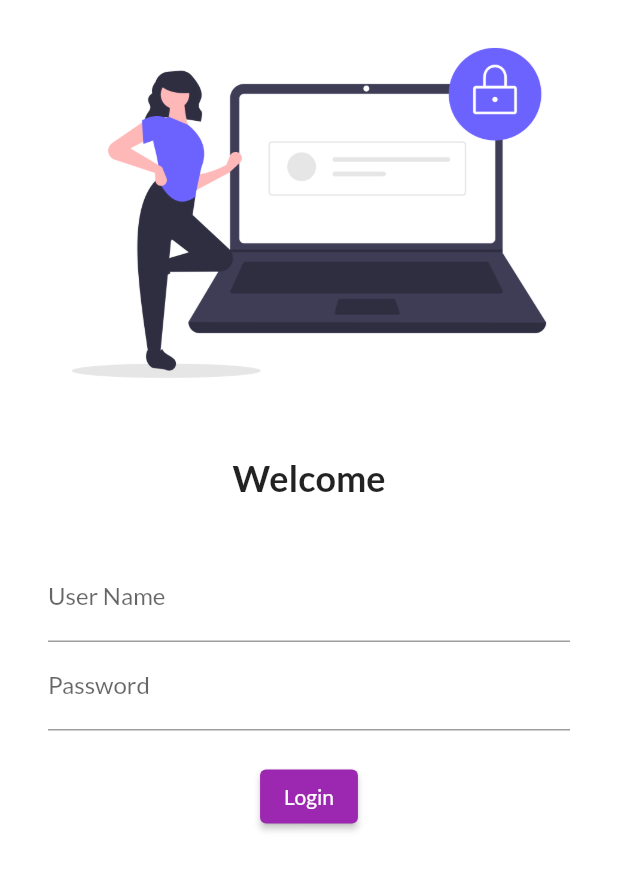
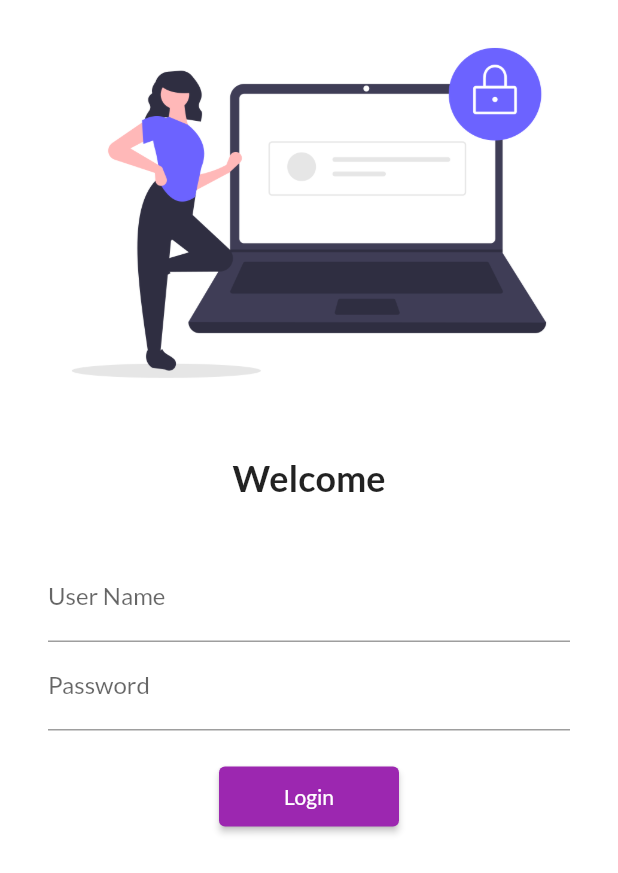
Before and after one commit to rahulamin7/30DaysofFlutter, a Flutter app: the screen it shows after launch, on a phone screen of 412 x 824 dp. Shown: the top 873 px of the screen. Run offline on Flutter 3.47's test engine with Material 2 defaults, Android fonts, the phone set to English and light mode, and no system bars; our stand-ins replace google_fonts.

Commit message:
DAy 5 Completed

```diff
--- a/lib/main.dart
+++ b/lib/main.dart
@@ -1,6 +1,7 @@
 import 'package:flutter/material.dart';
 import 'package:flutter_catalog/pages/home_page.dart';
 import 'package:flutter_catalog/pages/login_page.dart';
+import 'package:flutter_catalog/utils/routes.dart';
 import 'package:google_fonts/google_fonts.dart';
 
 void main() {
@@ -18,11 +19,12 @@ class MyApp extends StatelessWidget {
       theme: ThemeData(
           primarySwatch: Colors.purple,
           fontFamily: GoogleFonts.lato().fontFamily),
+      debugShowCheckedModeBanner: false,
       darkTheme: ThemeData(brightness: Brightness.dark),
       routes: {
         "/": (context) => LoginPage(),
-        "/home": (context) => HomePage(),
-        "/login": (context) => LoginPage()
+        MyRoutes.homeRoute: (context) => HomePage(),
+        MyRoutes.loginRoute: (context) => LoginPage()
       },
     );
   }
--- a/lib/pages/login_page.dart
+++ b/lib/pages/login_page.dart
@@ -1,4 +1,5 @@
 import 'package:flutter/material.dart';
+import 'package:flutter_catalog/utils/routes.dart';
 
 class LoginPage extends StatelessWidget {
   const LoginPage({Key? key}) : super(key: key);
@@ -7,6 +8,7 @@ class LoginPage extends StatelessWidget {
   Widget build(BuildContext context) {
     return Material(
       color: Colors.white,
+      child: SingleChildScrollView(
         child: Column(
           children: [
             Image.asset(
@@ -42,16 +44,17 @@ class LoginPage extends StatelessWidget {
                   ),
                   ElevatedButton(
                     onPressed: () {
-                    print("Hi Rahul");
+                      Navigator.pushNamed(context, MyRoutes.homeRoute);
                     },
                     child: Text("Login"),
-                  style: TextButton.styleFrom(),
+                    style: TextButton.styleFrom(minimumSize: Size(120, 40)),
                   )
                 ],
               ),
             )
           ],
         ),
+      ),
     );
   }
 }
--- /dev/null
+++ b/lib/utils/routes.dart
@@ -0,0 +1,4 @@
+class MyRoutes {
+  static String loginRoute = "/login";
+  static String homeRoute = "/home";
+}
```
Lines whose indentation alone changed are shown as unchanged.
